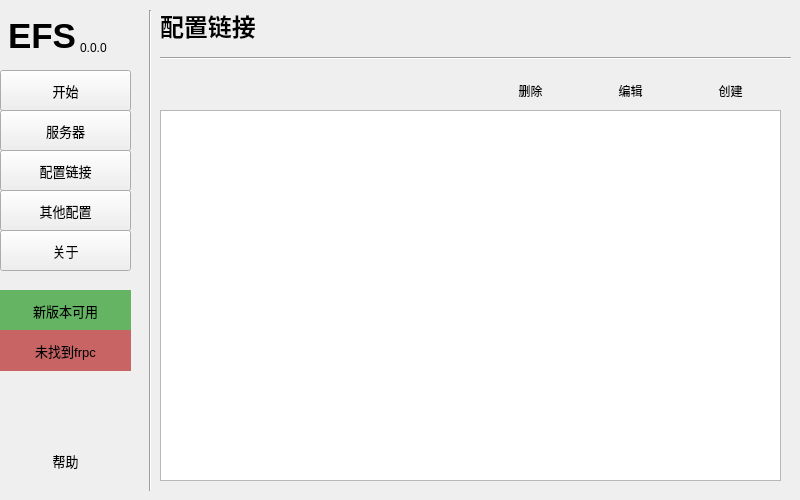
Before: the Qt Designer form ui/main.ui in LyceenAiro/EazyFrpSetting, drawn with Qt 5.
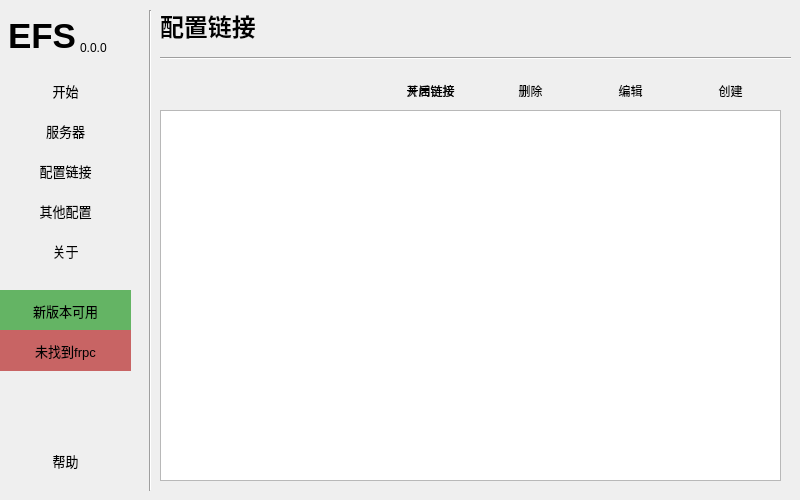
After: the same form once the commit is applied. The open tabs and pages were chosen to show the change.

Commit message: 2.1.3：在链接页面中添加了一个快捷开关，优化了侧边栏的初始化

```diff
--- a/ui/main.ui
+++ b/ui/main.ui
@@ -1129,6 +1129,50 @@
        </rect>
       </property>
      </widget>
+     <widget class="QPushButton" name="link_close">
+      <property name="geometry">
+       <rect>
+        <x>220</x>
+        <y>60</y>
+        <width>101</width>
+        <height>41</height>
+       </rect>
+      </property>
+      <property name="styleSheet">
+       <string notr="true">QPushButton {
+                    background-color: transparent;
+                    border-radius: 0px;
+                }
+                QPushButton:hover {
+                    background-color: rgb(200, 80, 80);
+                }</string>
+      </property>
+      <property name="text">
+       <string>关闭链接</string>
+      </property>
+     </widget>
+     <widget class="QPushButton" name="link_open">
+      <property name="geometry">
+       <rect>
+        <x>220</x>
+        <y>60</y>
+        <width>101</width>
+        <height>41</height>
+       </rect>
+      </property>
+      <property name="styleSheet">
+       <string notr="true">QPushButton {
+                    background-color: transparent;
+                    border-radius: 0px;
+}
+QPushButton:hover {
+                    background-color: rgb(80, 200, 80);
+}</string>
+      </property>
+      <property name="text">
+       <string>开启链接</string>
+      </property>
+     </widget>
     </widget>
     <widget class="QWidget" name="page_2">
      <widget class="Line" name="line_6">
@@ -1945,6 +1989,15 @@
       <pointsize>10</pointsize>
      </font>
     </property>
+    <property name="styleSheet">
+     <string notr="true">QPushButton {
+                    background-color: transparent;
+                    border-radius: 0px;
+                }
+QPushButton:hover {
+                    background-color: rgb(130, 130, 130);
+                }</string>
+    </property>
     <property name="text">
      <string>开始</string>
     </property>
@@ -1963,6 +2016,15 @@
       <pointsize>10</pointsize>
      </font>
     </property>
+    <property name="styleSheet">
+     <string notr="true">QPushButton {
+                    background-color: transparent;
+                    border-radius: 0px;
+                }
+QPushButton:hover {
+                    background-color: rgb(130, 130, 130);
+                }</string>
+    </property>
     <property name="text">
      <string>服务器</string>
     </property>
@@ -1994,6 +2056,15 @@
       <pointsize>10</pointsize>
      </font>
     </property>
+    <property name="styleSheet">
+     <string notr="true">QPushButton {
+                    background-color: transparent;
+                    border-radius: 0px;
+}
+QPushButton:hover {
+                    background-color: rgb(130, 130, 130);
+}</string>
+    </property>
     <property name="text">
      <string>其他配置</string>
     </property>
@@ -2043,6 +2114,15 @@
       <pointsize>10</pointsize>
      </font>
     </property>
+    <property name="styleSheet">
+     <string notr="true">QPushButton {
+                    background-color: transparent;
+                    border-radius: 0px;
+                }
+QPushButton:hover {
+                    background-color: rgb(130, 130, 130);
+                }</string>
+    </property>
     <property name="text">
      <string>配置链接</string>
     </property>
@@ -2061,6 +2141,15 @@
       <pointsize>10</pointsize>
      </font>
     </property>
+    <property name="styleSheet">
+     <string notr="true">QPushButton {
+                    background-color: transparent;
+                    border-radius: 0px;
+                }
+QPushButton:hover {
+                    background-color: rgb(130, 130, 130);
+                }</string>
+    </property>
     <property name="text">
      <string>关于</string>
     </property>
```
Left out of the diff: 2 changed lines with no effect on the pictures. The commit also changes 2 other files.
